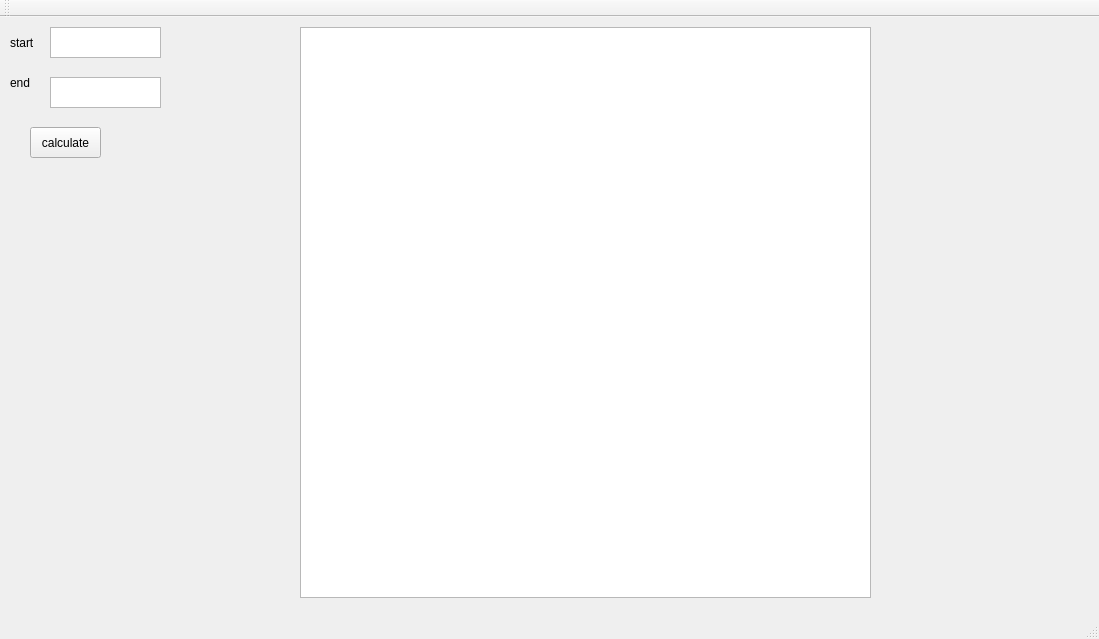
linyijin/fold_cleaner, file mainwindow.ui: the form before one commit.
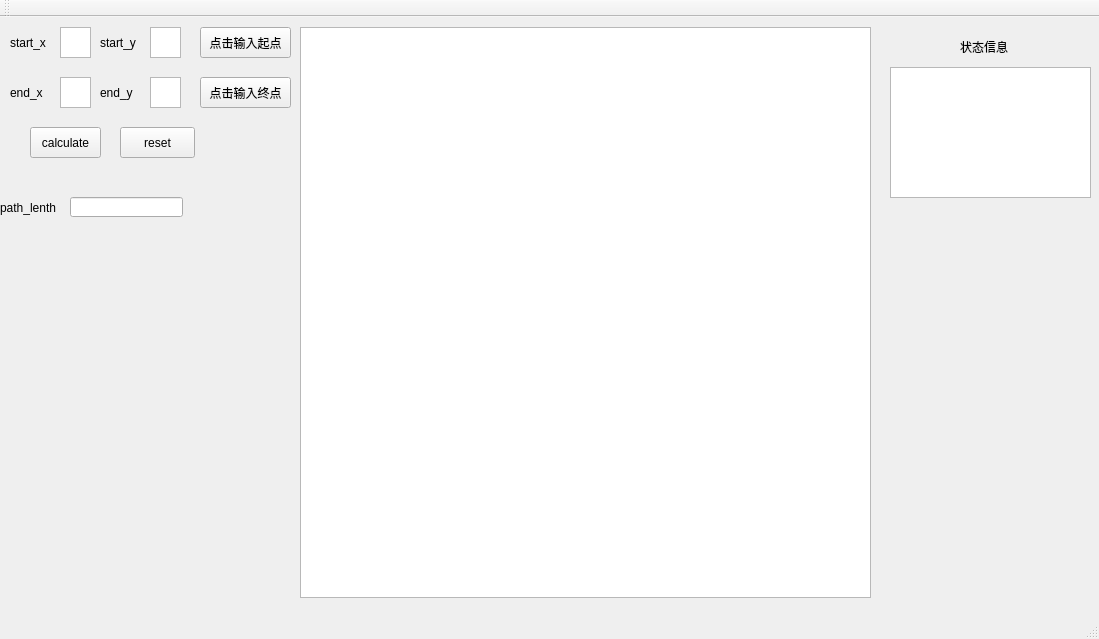
The form after the commit.

```diff
--- a/mainwindow.ui
+++ b/mainwindow.ui
@@ -33,9 +33,9 @@
    <widget class="QPlainTextEdit" name="end_point">
     <property name="geometry">
      <rect>
-      <x>50</x>
+      <x>60</x>
       <y>60</y>
-      <width>111</width>
+      <width>31</width>
       <height>31</height>
      </rect>
     </property>
@@ -50,28 +50,28 @@
      </rect>
     </property>
     <property name="text">
-     <string>start</string>
+     <string>start_x</string>
     </property>
    </widget>
    <widget class="QLabel" name="end">
     <property name="geometry">
      <rect>
       <x>10</x>
-      <y>50</y>
+      <y>60</y>
       <width>41</width>
       <height>31</height>
      </rect>
     </property>
     <property name="text">
-     <string>end</string>
+     <string>end_x</string>
     </property>
    </widget>
    <widget class="QPlainTextEdit" name="start_point">
     <property name="geometry">
      <rect>
-      <x>50</x>
+      <x>60</x>
       <y>10</y>
-      <width>111</width>
+      <width>31</width>
       <height>31</height>
      </rect>
     </property>
@@ -95,6 +95,137 @@
      </size>
     </property>
    </widget>
+   <widget class="QLabel" name="start_2">
+    <property name="geometry">
+     <rect>
+      <x>100</x>
+      <y>10</y>
+      <width>41</width>
+      <height>31</height>
+     </rect>
+    </property>
+    <property name="text">
+     <string>start_y</string>
+    </property>
+   </widget>
+   <widget class="QPlainTextEdit" name="start_y">
+    <property name="geometry">
+     <rect>
+      <x>150</x>
+      <y>10</y>
+      <width>31</width>
+      <height>31</height>
+     </rect>
+    </property>
+   </widget>
+   <widget class="QLabel" name="end_2">
+    <property name="geometry">
+     <rect>
+      <x>100</x>
+      <y>60</y>
+      <width>41</width>
+      <height>31</height>
+     </rect>
+    </property>
+    <property name="text">
+     <string>end_y</string>
+    </property>
+   </widget>
+   <widget class="QPlainTextEdit" name="end_y">
+    <property name="geometry">
+     <rect>
+      <x>150</x>
+      <y>60</y>
+      <width>31</width>
+      <height>31</height>
+     </rect>
+    </property>
+   </widget>
+   <widget class="QPushButton" name="pushButton_2">
+    <property name="geometry">
+     <rect>
+      <x>120</x>
+      <y>110</y>
+      <width>75</width>
+      <height>31</height>
+     </rect>
+    </property>
+    <property name="text">
+     <string>reset</string>
+    </property>
+   </widget>
+   <widget class="QLabel" name="label">
+    <property name="geometry">
+     <rect>
+      <x>0</x>
+      <y>170</y>
+      <width>71</width>
+      <height>41</height>
+     </rect>
+    </property>
+    <property name="text">
+     <string>path_lenth</string>
+    </property>
+   </widget>
+   <widget class="QPushButton" name="start_set_button">
+    <property name="geometry">
+     <rect>
+      <x>200</x>
+      <y>10</y>
+      <width>91</width>
+      <height>31</height>
+     </rect>
+    </property>
+    <property name="text">
+     <string>点击输入起点</string>
+    </property>
+   </widget>
+   <widget class="QPushButton" name="end_set_button">
+    <property name="geometry">
+     <rect>
+      <x>200</x>
+      <y>60</y>
+      <width>91</width>
+      <height>31</height>
+     </rect>
+    </property>
+    <property name="text">
+     <string>点击输入终点</string>
+    </property>
+   </widget>
+   <widget class="QLineEdit" name="path">
+    <property name="geometry">
+     <rect>
+      <x>70</x>
+      <y>180</y>
+      <width>113</width>
+      <height>20</height>
+     </rect>
+    </property>
+   </widget>
+   <widget class="QPlainTextEdit" name="state">
+    <property name="geometry">
+     <rect>
+      <x>890</x>
+      <y>50</y>
+      <width>201</width>
+      <height>131</height>
+     </rect>
+    </property>
+   </widget>
+   <widget class="QLabel" name="label_2">
+    <property name="geometry">
+     <rect>
+      <x>960</x>
+      <y>20</y>
+      <width>51</width>
+      <height>20</height>
+     </rect>
+    </property>
+    <property name="text">
+     <string>状态信息</string>
+    </property>
+   </widget>
   </widget>
   <widget class="QMenuBar" name="menuBar">
    <property name="geometry">
```
Left out of the diff: 4 changed lines with no effect on the pictures.
